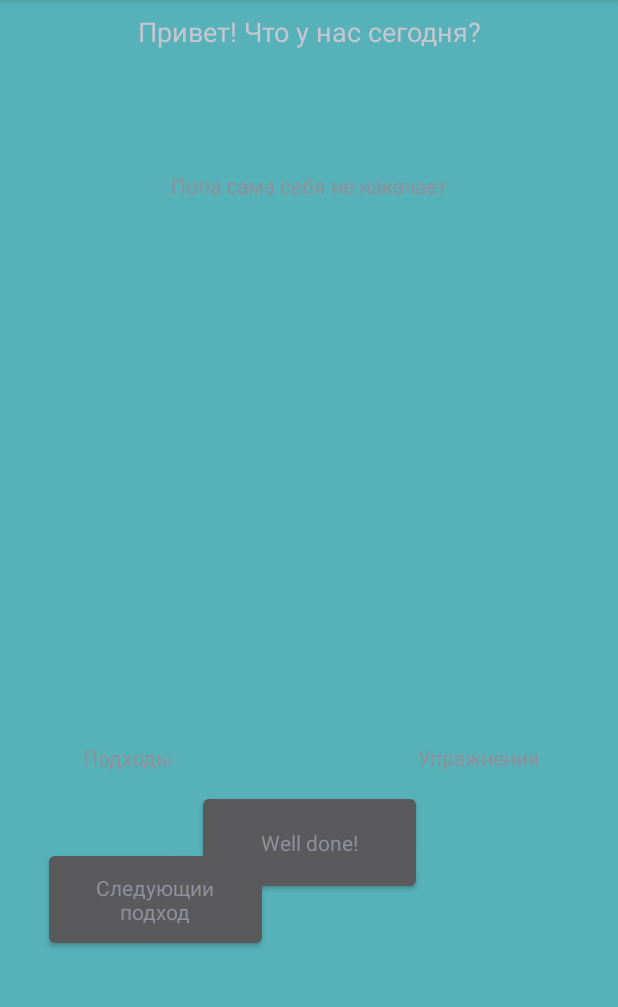
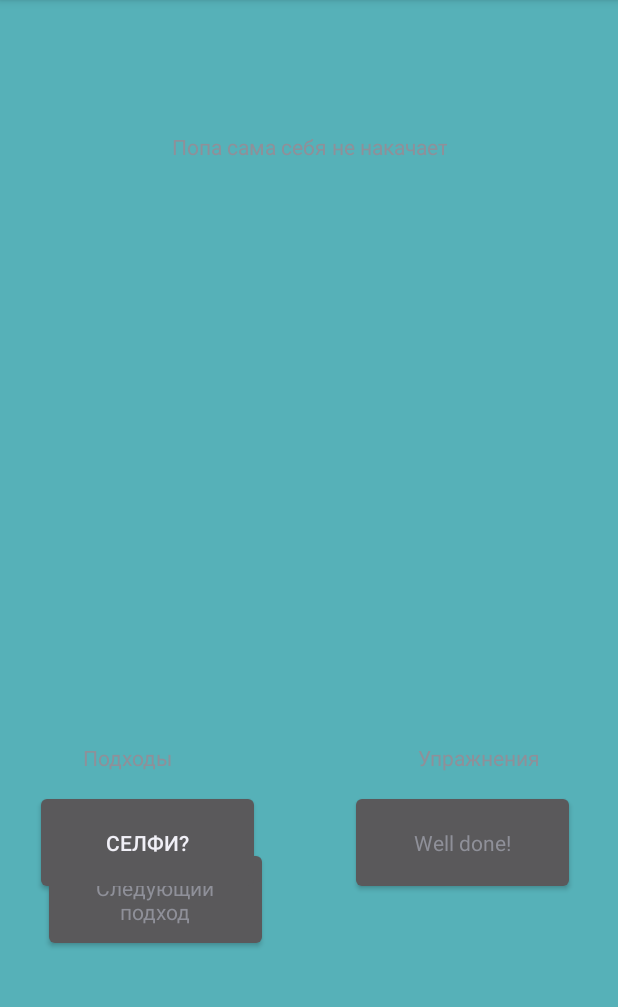
Before and after one commit to GeneralOxana/GetFit, an Android app: the layout activity_main.xml on its own in the app's theme, with its tools: preview values and no code run, on a phone screen of 412 x 824 dp, the part 84-1091 px from its top. Run offline under Robolectric (Android 15) with nearby library versions, the phone set to English and light mode, and no system bars.

Commit message:
ver 1.4.4

```diff
--- a/app/src/main/AndroidManifest.xml
+++ b/app/src/main/AndroidManifest.xml
@@ -1,6 +1,8 @@
 <?xml version="1.0" encoding="utf-8"?>
 <manifest xmlns:android="http://schemas.android.com/apk/res/android"
     package="com.example.kotlin10">
+
+    <uses-feature android:name="android.hardware.camera" android:required="true" />
 
     <application
         android:allowBackup="true"
@@ -10,11 +12,15 @@
         android:supportsRtl="true"
         android:theme="@style/Theme.Kotlin10">
         <activity
+            android:name=".ListActivity"
+            android:exported="false" />
+        <activity
             android:name=".MainActivity"
             android:exported="true"
             android:screenOrientation="portrait">
             <intent-filter>
                 <action android:name="android.intent.action.MAIN" />
+
 
                 <category android:name="android.intent.category.LAUNCHER" />
             </intent-filter>
--- a/app/src/main/res/layout/activity_main.xml
+++ b/app/src/main/res/layout/activity_main.xml
@@ -1,6 +1,5 @@
 <?xml version="1.0" encoding="utf-8"?>
-<androidx.constraintlayout.widget.ConstraintLayout
-    xmlns:android="http://schemas.android.com/apk/res/android"
+<androidx.constraintlayout.widget.ConstraintLayout xmlns:android="http://schemas.android.com/apk/res/android"
     xmlns:app="http://schemas.android.com/apk/res-auto"
     xmlns:tools="http://schemas.android.com/tools"
     android:layout_width="match_parent"
@@ -11,24 +10,15 @@
 
 
     <TextView
-        android:id="@+id/tv_hi"
+        android:id="@+id/tv_day"
         android:layout_width="match_parent"
         android:layout_height="wrap_content"
-        android:padding="5dp"
-        android:text="@string/Hi"
+        android:padding="10dp"
         android:textAlignment="center"
         android:textAppearance="@style/TextAppearance.AppCompat.Medium"
         app:layout_constraintTop_toTopOf="parent"
         tools:layout_editor_absoluteX="3dp" />
 
-    <TextView
-        android:id="@+id/tv_day"
-        android:layout_width="match_parent"
-        android:layout_height="wrap_content"
-        android:padding="5dp"
-        android:textAlignment="center"
-        android:textAppearance="@style/TextAppearance.AppCompat.Medium"
-        app:layout_constraintTop_toBottomOf="@+id/tv_hi" />
 
     <TextView
         android:id="@+id/tv_exes"
@@ -37,7 +27,7 @@
         android:padding="5dp"
         android:textAlignment="center"
         android:textAppearance="@style/TextAppearance.AppCompat.Medium"
-        app:layout_constraintTop_toBottomOf="@+id/tv_hi" />
+        app:layout_constraintTop_toBottomOf="@+id/tv_day" />
 
 
     <Button
@@ -69,9 +59,6 @@
         app:layout_constraintStart_toStartOf="parent" />
 
 
-
-
-
     <TextView
         android:id="@+id/tv_quote"
         android:layout_width="wrap_content"
@@ -81,7 +68,7 @@
         android:text="Попа сама себя не накачает"
         android:textAlignment="center"
         app:layout_constraintEnd_toEndOf="parent"
-        app:layout_constraintHorizontal_bias="0.498"
+        app:layout_constraintHorizontal_bias="0.5"
         app:layout_constraintStart_toStartOf="parent"
         app:layout_constraintTop_toBottomOf="@+id/tv_day" />
 
@@ -123,7 +110,7 @@
         app:layout_constraintHorizontal_bias="0.5"
         app:layout_constraintStart_toStartOf="parent"
         app:layout_constraintTop_toTopOf="parent"
-        app:layout_constraintVertical_bias="0.98" />
+        app:layout_constraintVertical_bias="0.90" />
 
     <Button
         android:id="@+id/fin_end"
@@ -133,7 +120,17 @@
         android:text="@string/fin_end"
         android:textAppearance="@style/TextAppearance.AppCompat.Small"
         app:layout_constraintEnd_toEndOf="parent"
-        app:layout_constraintHorizontal_bias="0.5"
+        app:layout_constraintHorizontal_bias="0.9"
+        app:layout_constraintStart_toStartOf="parent"
+        app:layout_constraintTop_toBottomOf="@+id/next_exe" />
+
+    <Button
+        android:id="@+id/btn_camera"
+        android:text="селфи?"
+        android:layout_width="150dp"
+        android:layout_height="70dp"
+        android:layout_marginStart="20dp"
+        android:layout_marginTop="32dp"
         app:layout_constraintStart_toStartOf="parent"
         app:layout_constraintTop_toBottomOf="@+id/next_exe" />
 
--- a/app/src/main/res/values/strings.xml
+++ b/app/src/main/res/values/strings.xml
@@ -81,6 +81,6 @@
         <item>Займись собой, а то через 5 лет придется ставить котика на аватарку</item>
         <item>Вчера была первый раз в тренажерном зале. В жизни себя так не насиловала за деньги!</item>
         <item>Если не знаешь, что делать — приседай. Проблему это не решит, но отвлечет и попу накачаешь!</item>
-        </string-array>
+    </string-array>
 
 </resources>
--- a/build.gradle
+++ b/build.gradle
@@ -6,7 +6,7 @@ buildscript {
     }
     dependencies {
         classpath 'com.android.tools.build:gradle:7.0.4'
-        classpath "org.jetbrains.kotlin:kotlin-gradle-plugin:1.5.20"
+        classpath 'org.jetbrains.kotlin:kotlin-gradle-plugin:1.6.10'
 
         // NOTE: Do not place your application dependencies here; they belong
         // in the individual module build.gradle files
```
Also changed, not shown: app/src/main/java/com/example/kotlin10/MainActivity.kt (+15 -8 lines), app/src/main/res/layout/activity_list.xml (added, +22 -0 lines).
